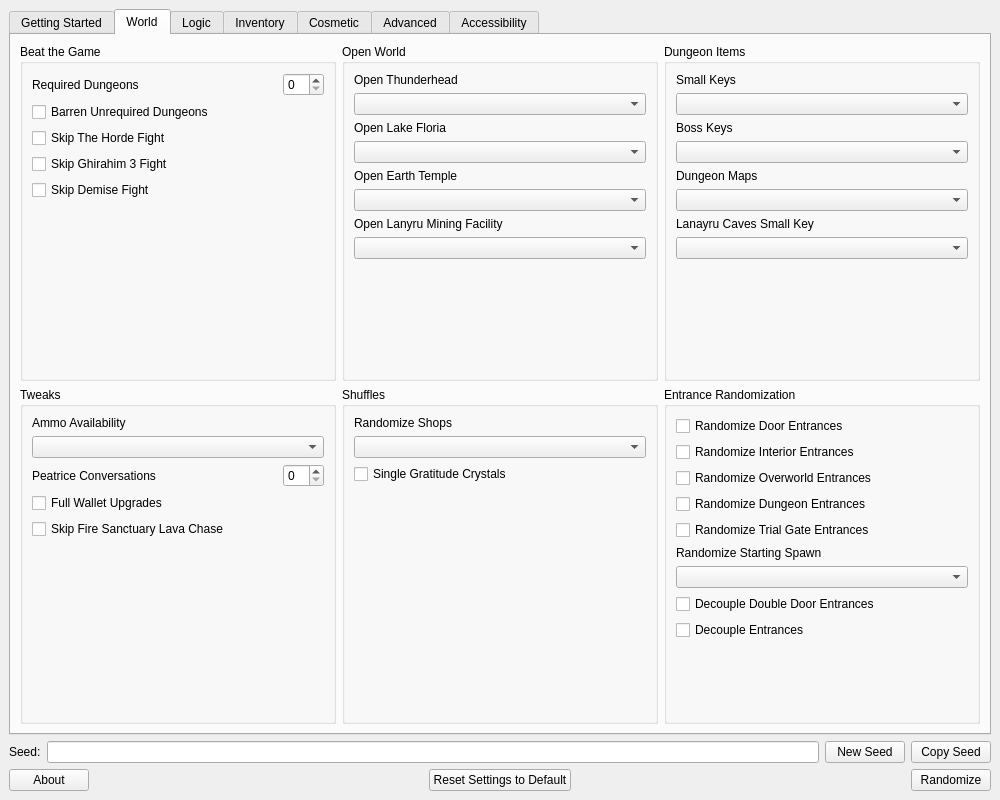
Before: the Qt Designer form gui/ui/main.ui in mint-choc-chip-skyblade/sshd-rando, drawn with Qt 5.
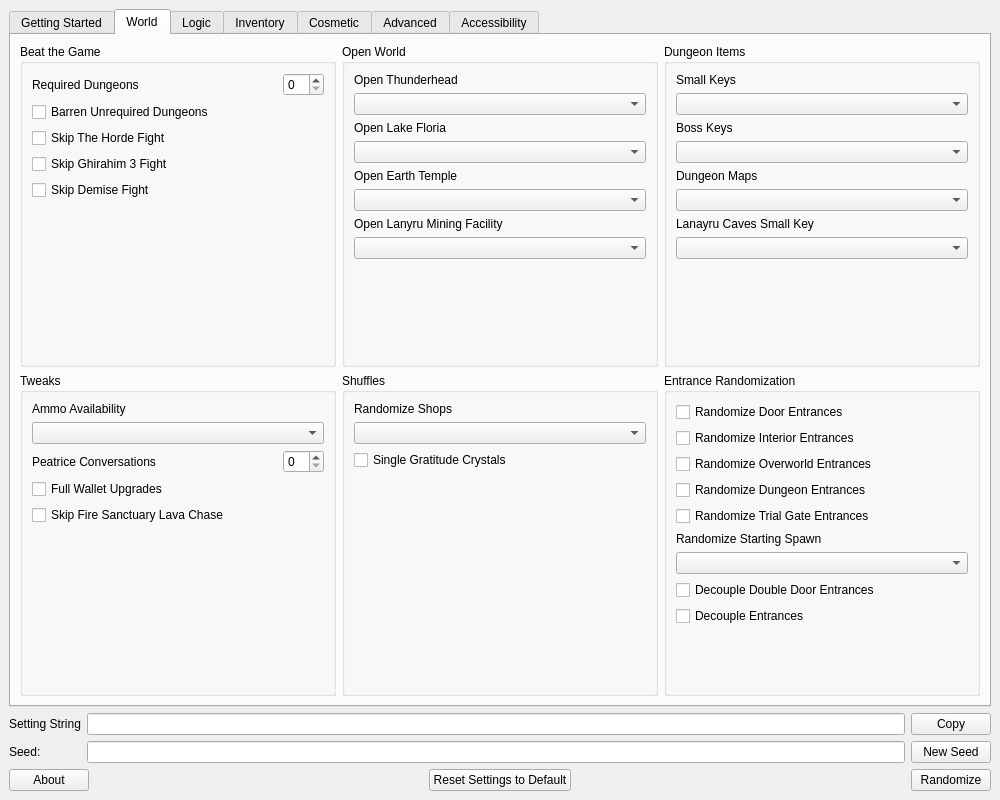
After: the same form once the commit is applied.

Commit message: Load and save seed to config.yaml

Diff of the .ui file:
```diff
--- a/gui/ui/main.ui
+++ b/gui/ui/main.ui
@@ -625,7 +625,7 @@
              <property name="sizeHint" stdset="0">
               <size>
                <width>20</width>
-               <height>163</height>
+               <height>148</height>
               </size>
              </property>
             </spacer>
@@ -877,28 +877,38 @@
      </widget>
     </item>
     <item>
-     <layout class="QHBoxLayout" name="seed_layout">
-      <item>
+     <layout class="QGridLayout" name="seed_layout">
+      <item row="1" column="0">
        <widget class="QLabel" name="seed_label">
         <property name="text">
          <string>Seed:</string>
         </property>
        </widget>
       </item>
-      <item>
-       <widget class="QLineEdit" name="seed_line_edit"/>
-      </item>
-      <item>
+      <item row="1" column="3">
        <widget class="QPushButton" name="new_seed_button">
         <property name="text">
          <string>New Seed</string>
         </property>
        </widget>
       </item>
-      <item>
-       <widget class="QPushButton" name="copy_seed_button">
+      <item row="1" column="2">
+       <widget class="QLineEdit" name="setting_seed"/>
+      </item>
+      <item row="0" column="0">
+       <widget class="QLabel" name="setting_string_label">
         <property name="text">
-         <string>Copy Seed</string>
+         <string>Setting String</string>
+        </property>
+       </widget>
+      </item>
+      <item row="0" column="2">
+       <widget class="QLineEdit" name="setting_string"/>
+      </item>
+      <item row="0" column="3">
+       <widget class="QPushButton" name="copy_setting_string_button">
+        <property name="text">
+         <string>Copy</string>
         </property>
        </widget>
       </item>
```
Left out of the diff: 2 changed lines with no effect on the pictures. The commit also changes 2 other files.
